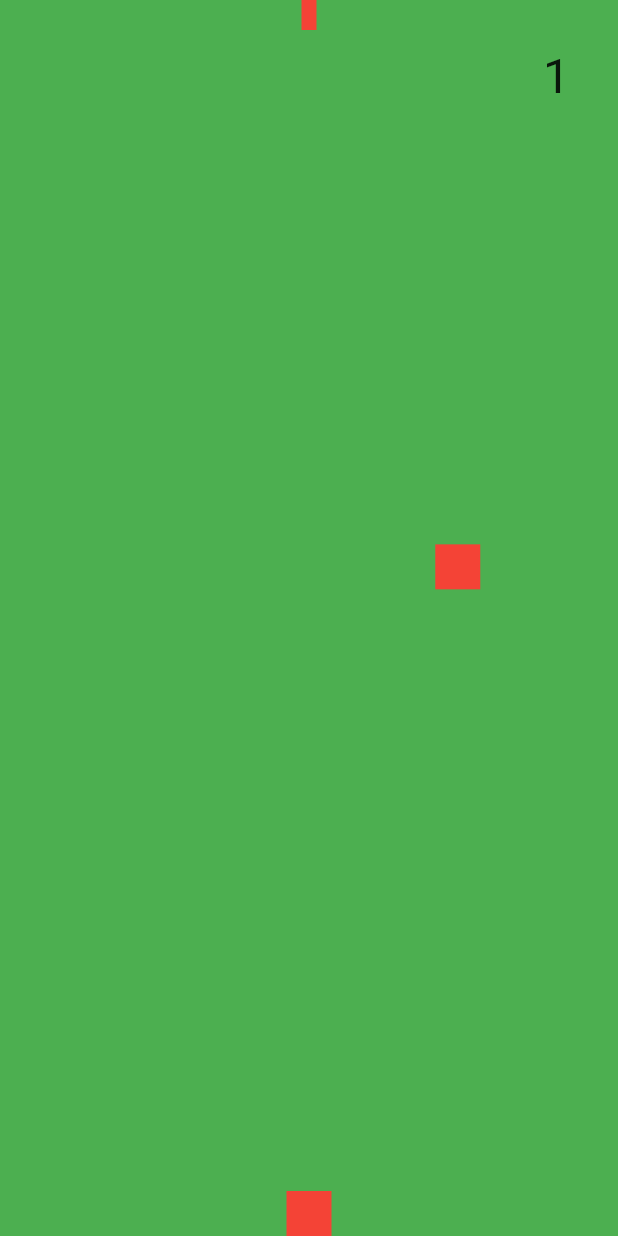
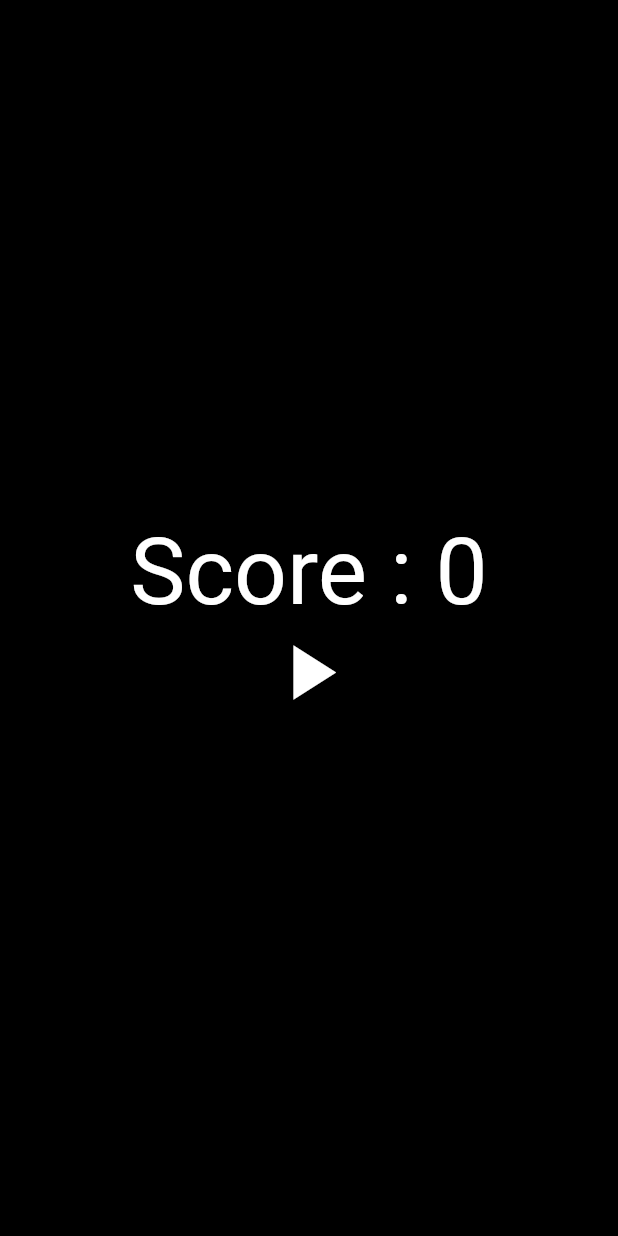
Before and after one commit to rajajain08/flutter_game, a Flutter app: the screen it shows after launch, on a phone screen of 412 x 824 dp. Run offline on Flutter 3.47's test engine with Material 2 defaults, Android fonts, the phone set to English and light mode, and no system bars; our stand-ins replace sensors.

Commit message:
improved ui

```diff
--- a/lib/main.dart
+++ b/lib/main.dart
@@ -1,134 +1,153 @@
+import 'dart:async';
 import 'dart:math';
-
 import 'package:flutter/material.dart';
 import 'package:sensors/sensors.dart';
 
-void main() => runApp(MyGame());
+void main() => runApp(MG());
 
-class MyGame extends StatefulWidget {
-  MyGameState createState() => MyGameState();
+class MG extends StatefulWidget {
+  MGState createState() => MGState();
 }
 
-class MyGameState extends State<MyGame> with TickerProviderStateMixin {
-  Animation<double> animation;
-  Animation<double> targetAnimation;
-  AnimationController controller;
-  AnimationController targetController;
-  double bulletPosition;
-  double targetPosition;
-  double bulletX = 0;
-  double targetX = 0;
-  bool endGame = false;
-  var rng = new Random();
-  @override
-  void initState() {
-    super.initState();
-    bulletPosition = 1;
-    targetPosition = -1;
-    controller = AnimationController(
-        duration: const Duration(milliseconds: 1000), vsync: this);
-    animation = Tween(begin: 1.0, end: -1.0).animate(controller);
-    controller.forward();
-    animation.addStatusListener((status) {
-      if (status == AnimationStatus.completed) {
-        controller.reset();
-        controller.forward();
+class MGState extends State<MG> with TickerProviderStateMixin {
+  Animation<double> bA, tA;
+  AnimationController bC, tC;
+  double bYP = 0, tYP = 0, bXP = 0, tXP = 0, x = 0;
+  int c = 1;
+  int eG = 0;
+  var r = Random();
+  static const Color w = Colors.white;
+  Widget d = Container(
+    height: 30,
+    width: 30,
+    color: w,
+  );
+
+  void it() {
+    bC =
+        AnimationController(duration: Duration(milliseconds: 800), vsync: this);
+    accelerometerEvents.listen((AccelerometerEvent e) {
+      if ((-x * 5 - e.x).abs() > 0.1) {
+        if (e.x < -5)
+          s.addValue(1);
+        else if (e.x > 5)
+          s.addValue(-1);
+        else {
+          x = -double.parse(e.x.toStringAsFixed(1)) / 5;
+          s.addValue(x);
+        }
       }
     });
-    animation.addListener(() {
+    i();
+  }
+
+  void i() {
+    bYP = 1;
+    tYP = -1;
+    bA = Tween(begin: 1.0, end: -1.0).animate(bC)
+      ..addStatusListener((s) {
+        if (s == AnimationStatus.completed) {
+          bC.reset();
+          bC.forward();
+        }
+      })
+      ..addListener(() {
+        s.bS.add(bA.value);
+      });
+    bC.forward();
+
+    tC = AnimationController(
+        duration: Duration(milliseconds: 10000 - (c * 200)), vsync: this);
+    tA = Tween(begin: -1.0, end: 1.0).animate(tC)
+      ..addListener(() {
         setState(() {
-        bulletPosition = animation.value;
-        // print(animation.value);
+          tYP = tA.value;
         });
-    });
-
-    targetController = AnimationController(
-        duration: const Duration(milliseconds: 10000), vsync: this);
-    targetAnimation = Tween(begin: -1.0, end: 1.0).animate(targetController);
-    targetController.forward();
-    targetAnimation.addStatusListener((status) {
-      if (status == AnimationStatus.completed) {
-        setState(() {
-          endGame = true;
-        });
+        if (tA.value == 1) {
+          eG = 2;
         }
       });
-    targetAnimation.addListener(() {
-      setState(() {
-        targetPosition = targetAnimation.value;
-      });
-    });
+    tC.forward();
   }
 
-  double x = 0, y = 0;
-  int count = 0;
-
   @override
-  Widget build(BuildContext context) {
-    if (bulletX > targetX - 0.15 && bulletX < targetX + 0.15) {
-      if (bulletPosition > targetPosition - 0.15 &&
-          bulletPosition < targetPosition) {
+  Widget build(BuildContext ctx) {
+    if (bXP > tXP - 0.15 && bXP < tXP + 0.15) {
+      if (bYP < tYP) {
         setState(() {
-          count++;
-          if (rng.nextBool())
-            targetX = rng.nextDouble();
+          c++;
+          if (r.nextBool())
+            tXP = r.nextDouble();
           else
-            targetX = -rng.nextDouble();
-          targetController.reset();
-          targetController.forward();
-          controller.reset();
-          controller.forward();
+            tXP = -r.nextDouble();
         });
+        bC.reset();
+        i();
       }
     }
-    accelerometerEvents.listen((AccelerometerEvent event) {
-      setState(() {
-        x = -event.x / 5;
-        y = event.y / 5;
-      });
-    });
-    if (animation.value == 1) {
-      bulletX = x;
+
+    if (eG == 1 && bA.value == 1) {
+      bXP = x;
     }
+
     return MaterialApp(
       home: Scaffold(
-        backgroundColor: Colors.green,
-        body: Column(
+        backgroundColor: Colors.black,
+        body: eG != 1
+            ? Center(
+                child: Column(
+                  mainAxisAlignment: MainAxisAlignment.center,
+                  children: <Widget>[
+                    Text(
+                      "Score : ${c - 1}",
+                      style: TextStyle(color: w, fontSize: 62),
+                    ),
+                    GestureDetector(
+                      onTap: () {
+                        it();
+                        eG = 1;
+                        c = 1;
+                        i();
+                      },
+                      child: Icon(
+                        (eG == 2) ? Icons.refresh : Icons.play_arrow,
+                        color: w,
+                        size: 62,
+                      ),
+                    ),
+                  ],
+                ),
+              )
+            : Column(
                 children: <Widget>[
                   Expanded(
                     child: Stack(
                       children: <Widget>[
-                  Container(
-                    child: Align(
-                        alignment: Alignment.topRight,
-                        child: Padding(
-                          padding: const EdgeInsets.all(32.0),
-                          child: Text("$count", style: TextStyle(fontSize: 32)),
-                        )),
+                        Align(
+                          alignment: Alignment(0.8, -0.9),
+                          child: Text("${c - 1}",
+                              style: TextStyle(fontSize: 32, color: w)),
                         ),
-                  Container(
-                    child: Align(
-                      alignment: Alignment(bulletX, bulletPosition),
-                      child: Bullet(),
-                    ),
-                  ),
-                  Container(
-                    child: Align(
-                      alignment: Alignment(targetX, targetPosition),
-                      child: Target(),
-                    ),
-                  ),
+                        StreamBuilder(
+                            initialData: 1.0,
+                            stream: s.bSG,
+                            builder: (context, s) {
+                              bYP = s.data;
+                              return Align(
+                                  alignment: Alignment(bXP, s.data),
+                                  child: Icon(Icons.arrow_upward, color: w));
+                            }),
+                        Align(alignment: Alignment(tXP, tYP), child: d),
                       ],
                     ),
                   ),
-            Align(
-              alignment: Alignment(x, 1),
-              child: Container(
-                height: 30,
-                width: 30,
-                color: Colors.red,
-              ),
-            ),
+                  StreamBuilder(
+                      initialData: 0.0,
+                      stream: s.sSG,
+                      builder: (ctx, s) {
+                        x = s.data;
+                        return Align(alignment: Alignment(s.data, 1), child: d);
+                      }),
                 ],
               ),
       ),
@@ -136,24 +155,28 @@ class MyGameState extends State<MyGame> with TickerProviderStateMixin {
   }
 }
 
-class Bullet extends StatelessWidget {
-  @override
-  Widget build(BuildContext context) {
-    return Container(
-      height: 20,
-      width: 10,
-      color: Colors.red,
-    );
+class S {
+  StreamController sSC = StreamController<double>.broadcast(),
+      bSC = StreamController<double>.broadcast();
+
+  Sink get sS => sSC.sink;
+  Sink get bS => bSC.sink;
+
+  Stream<double> get sSG => sSC.stream;
+  Stream<double> get bSG => bSC.stream;
+
+  addValue(double v) {
+    sS.add(v);
+  }
+
+  addBulletValue(double v) {
+    bS.add(v);
+  }
+
+  void dispose() {
+    sSC.close();
+    bSC.close();
   }
 }
 
-class Target extends StatelessWidget {
-  @override
-  Widget build(BuildContext context) {
-    return Container(
-      height: 30,
-      width: 30,
-      color: Colors.red,
-    );
-  }
-}
+S s = S();
--- a/pubspec.yaml
+++ b/pubspec.yaml
@@ -24,6 +24,7 @@ dependencies:
   # Use with the CupertinoIcons class for iOS style icons.
   cupertino_icons: ^0.1.2
   sensors: ^0.4.0+1
+
 
 dev_dependencies:
   flutter_test:
```
Lines whose indentation alone changed are shown as unchanged.
